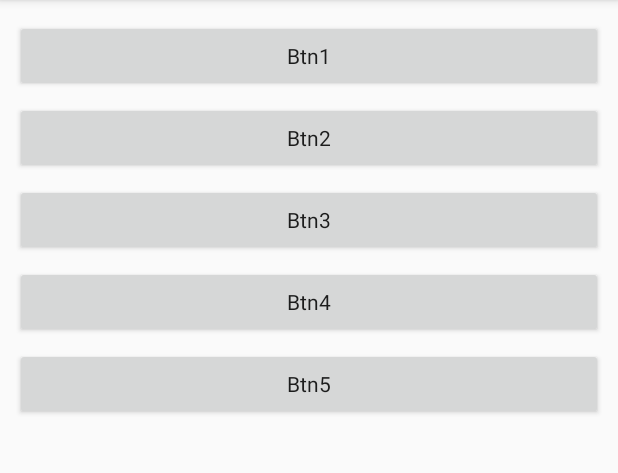
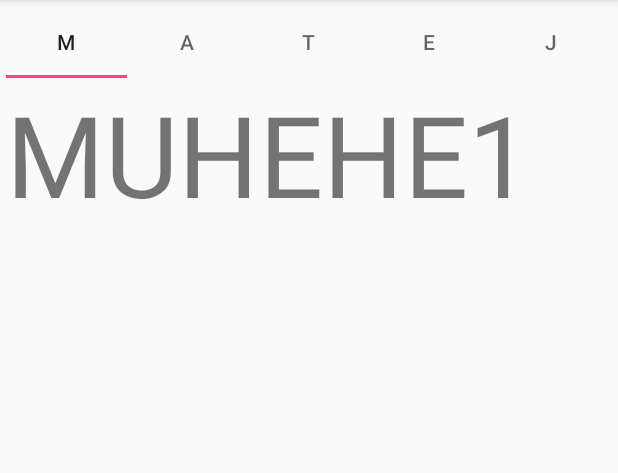
Before and after one commit to matejdrdla/FiveThingsApp, an Android app: the screen it shows after launch (MainActivity before the commit, TabLayoutActivity after it), on a phone screen of 412 x 824 dp, the part 84-557 px from its top. Run offline under Robolectric (Android 15) with nearby library versions, the phone set to English and light mode, and no system bars.

Commit message:
TabLayoutActivity working! Yeplaaa!

```diff
--- a/app/src/main/AndroidManifest.xml
+++ b/app/src/main/AndroidManifest.xml
@@ -8,7 +8,7 @@
         android:label="@string/app_name"
         android:supportsRtl="true"
         android:theme="@style/AppTheme">
-        <activity android:name=".MainActivity">
+        <activity android:name=".TabLayoutActivity">
             <intent-filter>
                 <action android:name="android.intent.action.MAIN" />
 
--- a/app/src/main/java/cz/drdla/matej/fivethingsapp/MainActivity.java
+++ /dev/null
@@ -1,73 +0,0 @@
-package cz.drdla.matej.fivethingsapp;
-
-import android.content.Intent;
-import android.support.v7.app.AppCompatActivity;
-import android.os.Bundle;
-import android.view.View;
-import android.widget.Button;
-import android.widget.TableLayout;
-import android.widget.Toast;
-
-public class MainActivity extends AppCompatActivity {
-
-    Button btn1;
-    Button btn2;
-    Button btn3;
-    Button btn4;
-    Button btn5;
-
-    @Override
-    protected void onCreate(Bundle savedInstanceState) {
-        super.onCreate(savedInstanceState);
-        setContentView(R.layout.activity_main);
-        btn1 = (Button) findViewById(R.id.btn1);
-        btn2 = (Button) findViewById(R.id.btn2);
-        btn3 = (Button) findViewById(R.id.btn3);
-        btn4 = (Button) findViewById(R.id.btn4);
-        btn5 = (Button) findViewById(R.id.btn5);
-        mainMenu();
-    }
-
-    public void mainMenu() {
-        btn1.setOnClickListener(new View.OnClickListener() {
-            @Override
-            public void onClick(View v) {
-                //Toast.makeText(MainActivity.this, "nevim", Toast.LENGTH_SHORT).show();
-                Intent intent1 = new Intent(getApplicationContext(), PageOne.class);
-                startActivity(intent1);
-            }
-        });
-        btn2.setOnClickListener(new View.OnClickListener() {
-            @Override
-            public void onClick(View v) {
-                //Toast.makeText(MainActivity.this, "nevim", Toast.LENGTH_SHORT).show();
-                Intent intent2 = new Intent(getApplicationContext(), PageTwo.class);
-                startActivity(intent2);
-            }
-        });
-        btn3.setOnClickListener(new View.OnClickListener() {
-            @Override
-            public void onClick(View v) {
-                //Toast.makeText(MainActivity.this, "nevim", Toast.LENGTH_SHORT).show();
-                Intent intent3 = new Intent(getApplicationContext(), PageThree.class);
-                startActivity(intent3);
-            }
-        });
-        btn4.setOnClickListener(new View.OnClickListener() {
-            @Override
-            public void onClick(View v) {
-                //Toast.makeText(MainActivity.this, "nevim", Toast.LENGTH_SHORT).show();
-                Intent intent4 = new Intent(getApplicationContext(), PageFour.class);
-                startActivity(intent4);
-            }
-        });
-        btn5.setOnClickListener(new View.OnClickListener() {
-            @Override
-            public void onClick(View v) {
-                //Toast.makeText(MainActivity.this, "nevim", Toast.LENGTH_SHORT).show();
-                Intent intent5 = new Intent(getApplicationContext(), PageFive.class);
-                startActivity(intent5);
-            }
-        });
-    }
-}
--- a/app/src/main/java/cz/drdla/matej/fivethingsapp/PageFragment.java
+++ b/app/src/main/java/cz/drdla/matej/fivethingsapp/PageFragment.java
@@ -10,6 +10,13 @@ package cz.drdla.matej.fivethingsapp;
 
 public class PageFragment extends Fragment {
     private static final String ARG_PAGE_NUMBER = "page_number";
+    private int[] pages = {
+            R.layout.page_one,
+            R.layout.page_two,
+            R.layout.page_three,
+            R.layout.page_four,
+            R.layout.page_five,
+    };
 
     public PageFragment() {
     }
@@ -25,12 +32,8 @@ public class PageFragment extends Fragment {
     @Override
     public View onCreateView(LayoutInflater inflater, ViewGroup container,
                              Bundle savedInstanceState) {
-        View rootView = inflater.inflate(R.layout.fragment_page_layout, container, false);
-
-        TextView txt = (TextView) rootView.findViewById(R.id.page_number_label);
         int page = getArguments().getInt(ARG_PAGE_NUMBER, -1);
-        txt.setText(String.format("Page %d", page));
-
+        View rootView = inflater.inflate(pages[page - 1], container, false);
         return rootView;
     }
 }
--- a/app/src/main/java/cz/drdla/matej/fivethingsapp/PagerTabStripActivity.java
+++ b/app/src/main/java/cz/drdla/matej/fivethingsapp/PagerTabStripActivity.java
@@ -1,8 +1,8 @@
 package cz.drdla.matej.fivethingsapp;
 
-        import android.os.Bundle;
-        import android.support.v4.view.ViewPager;
-        import android.support.v7.app.AppCompatActivity;
+import android.os.Bundle;
+import android.support.v4.view.ViewPager;
+import android.support.v7.app.AppCompatActivity;
 
 public class PagerTabStripActivity extends AppCompatActivity {
 
--- a/app/src/main/java/cz/drdla/matej/fivethingsapp/TabsPagerAdapter.java
+++ b/app/src/main/java/cz/drdla/matej/fivethingsapp/TabsPagerAdapter.java
@@ -1,11 +1,18 @@
 package cz.drdla.matej.fivethingsapp;
 
-        import android.support.v4.app.Fragment;
-        import android.support.v4.app.FragmentManager;
-        import android.support.v4.app.FragmentPagerAdapter;
+import android.support.v4.app.Fragment;
+import android.support.v4.app.FragmentManager;
+import android.support.v4.app.FragmentPagerAdapter;
 
 
 public class TabsPagerAdapter extends FragmentPagerAdapter {
+    private String[] title = {
+            "M",
+            "A",
+            "T",
+            "E",
+            "J"
+    };
 
     public TabsPagerAdapter(FragmentManager fm) {
         super(fm);
@@ -18,11 +25,11 @@ public class TabsPagerAdapter extends FragmentPagerAdapter {
 
     @Override
     public int getCount() {
-        return 3;
+        return 5;
     }
 
     @Override
     public CharSequence getPageTitle(int position) {
-        return "TAB " + (position + 1);
+        return title[position];
     }
 }
--- a/app/src/main/res/layout/page_one.xml
+++ b/app/src/main/res/layout/page_one.xml
@@ -7,6 +7,7 @@
     android:orientation="vertical">
 
     <TextView
+        android:id="@+id/muhehe1"
         android:layout_width="fill_parent"
         android:layout_height="fill_parent"
         android:text="MUHEHE1"
```
Also changed, not shown: app/src/main/java/cz/drdla/matej/fivethingsapp/TabLayoutActivity.java (+4 -4 lines). Lines whose indentation alone changed are shown as unchanged.
